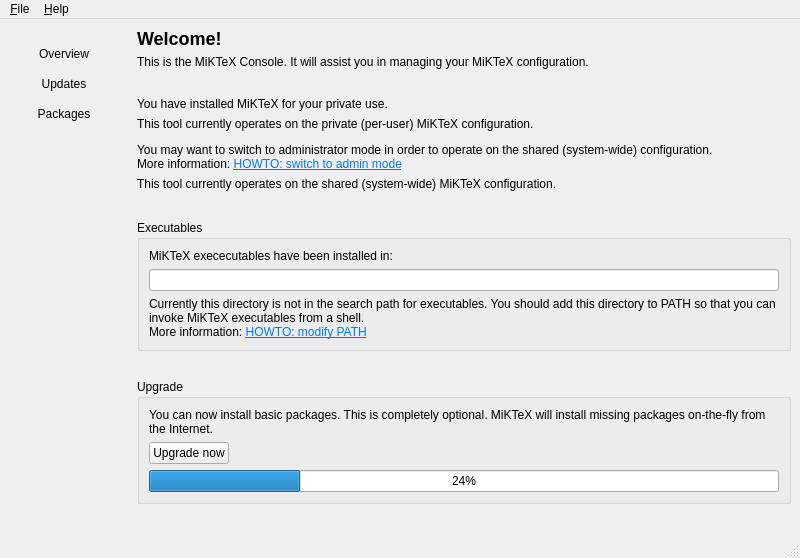
The window that Programs/MiKTeX/Console/Qt/mainwindow.ui (MiKTeX/miktex) describes before a commit, drawn with Qt 5.
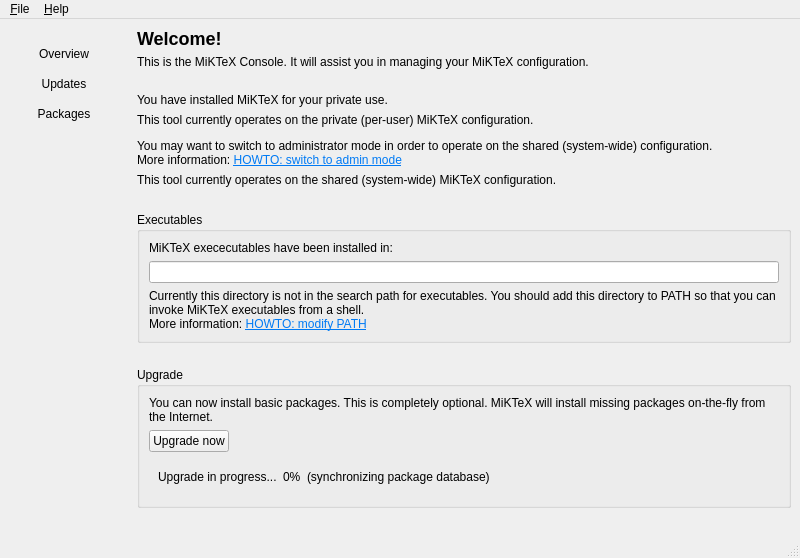
The same window after the commit. Icons and pictures are not drawn.

Commit message: MiKTeX Console

The edit to the form file:
```diff
--- a/Programs/MiKTeX/Console/Qt/mainwindow.ui
+++ b/Programs/MiKTeX/Console/Qt/mainwindow.ui
@@ -506,10 +506,43 @@
             </layout>
            </item>
            <item>
-            <widget class="QProgressBar" name="progressBarUpgrade">
-             <property name="value">
-              <number>24</number>
-             </property>
+            <widget class="QWidget" name="upgradeStatus" native="true">
+             <layout class="QHBoxLayout" name="updateStatus">
+              <item>
+               <widget class="QLabel" name="labelUpgradeStatus">
+                <property name="text">
+                 <string>Upgrade in progress...</string>
+                </property>
+               </widget>
+              </item>
+              <item>
+               <widget class="QLabel" name="labelUpgradePercent">
+                <property name="text">
+                 <string>0%</string>
+                </property>
+               </widget>
+              </item>
+              <item>
+               <widget class="QLabel" name="labelUpgradeDetails">
+                <property name="text">
+                 <string>(synchronizing package database)</string>
+                </property>
+               </widget>
+              </item>
+              <item>
+               <spacer name="horizontalSpacer_3">
+                <property name="orientation">
+                 <enum>Qt::Horizontal</enum>
+                </property>
+                <property name="sizeHint" stdset="0">
+                 <size>
+                  <width>40</width>
+                  <height>20</height>
+                 </size>
+                </property>
+               </spacer>
+              </item>
+             </layout>
             </widget>
            </item>
           </layout>
```
The commit also changes 2 other files.
